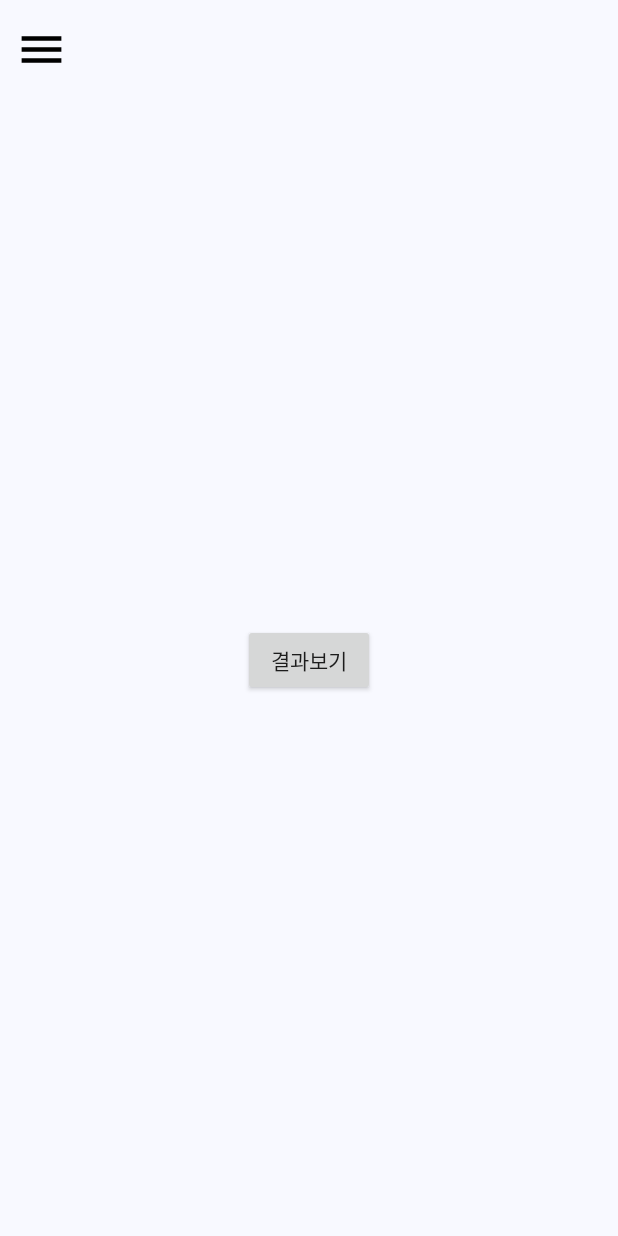
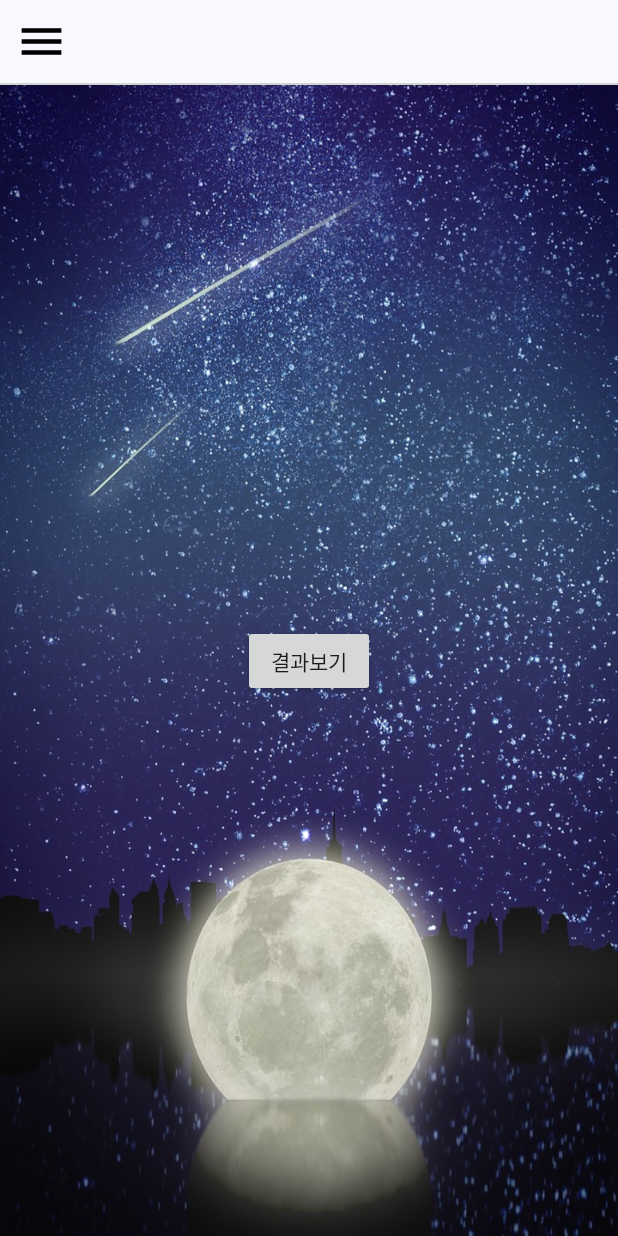
Before and after one commit to kyuchanE/NewBlackOut, an Android app: the screen it shows after launch (MainActivity), after a tap on "시작", on a phone screen of 412 x 824 dp. Run offline under Robolectric (Android 15) with nearby library versions, the phone set to English and light mode, and no system bars.

Commit message:
color
color

```diff
--- a/NewBlackOut/app/src/main/java/com/androidtown/blackout/GpsInfo.java
+++ b/NewBlackOut/app/src/main/java/com/androidtown/blackout/GpsInfo.java
@@ -13,7 +13,6 @@ import android.graphics.BitmapFactory;
 import android.location.Location;
 import android.location.LocationListener;
 import android.location.LocationManager;
-import android.media.MediaPlayer;
 import android.os.Binder;
 import android.os.Build;
 import android.os.Bundle;
@@ -42,8 +41,6 @@ public class GpsInfo extends Service implements LocationListener {
 
     ArrayList<String> listLat;
     ArrayList<String> listLng;
-
-    MediaPlayer mp;
 
     NotificationManager notifManager;
     String channelld = "BO channel";
@@ -82,8 +79,7 @@ public class GpsInfo extends Service implements LocationListener {
         getLocation();
 
         Log.d("test", "서비스의 onCreate");
-        mp = MediaPlayer.create(this, R.raw.chacha);
-        mp.setLooping(true);
+
     }
 
     public Location getLocation() {
@@ -202,7 +198,6 @@ public class GpsInfo extends Service implements LocationListener {
     @Override
     public int onStartCommand(Intent intent, int flags, int startId) {
         Log.d("test", "서비스의 onStratCommand");
-        mp.start();
 
         //startForeground(1, new Notification());
 
@@ -216,7 +211,7 @@ public class GpsInfo extends Service implements LocationListener {
         super.onDestroy();
         Log.d("test", "서비스의 onDestroy");
         stopUsingGPS();
-        mp.stop();
+
         Intent intent = new Intent(getApplicationContext(), ResultActivity.class);
         intent.putStringArrayListExtra("lat", listLat);
         intent.putStringArrayListExtra("lng", listLng);
--- a/NewBlackOut/app/src/main/java/com/androidtown/blackout/MainActivity.java
+++ b/NewBlackOut/app/src/main/java/com/androidtown/blackout/MainActivity.java
@@ -12,9 +12,11 @@ import android.content.ServiceConnection;
 import android.content.pm.PackageManager;
 import android.database.Cursor;
 import android.database.sqlite.SQLiteDatabase;
+import android.graphics.drawable.Drawable;
 import android.os.Build;
 import android.os.Bundle;
 import android.os.IBinder;
+import android.support.constraint.ConstraintLayout;
 import android.support.v4.app.ActivityCompat;
 import android.support.v4.content.ContextCompat;
 import android.support.v7.app.AppCompatActivity;
@@ -40,6 +42,8 @@ public class MainActivity extends AppCompatActivity {
 
     int bNum;
 
+    ConstraintLayout main;
+
     @Override
     protected void onCreate(Bundle savedInstanceState) {
         super.onCreate(savedInstanceState);
@@ -54,6 +58,8 @@ public class MainActivity extends AppCompatActivity {
         myDBHelper = new MyDBHelper(this);
 
         btnStart = findViewById(R.id.btnStart);
+
+        main = findViewById(R.id.main);
 
         changeButton(getButtonDB());
 
@@ -75,7 +81,6 @@ public class MainActivity extends AppCompatActivity {
         btnStart.setOnClickListener(new View.OnClickListener() {
             @Override
             public void onClick(View view) {
-
                 Intent intent = getIntent();
                 finish();
                 startActivity(intent);
@@ -131,6 +136,7 @@ public class MainActivity extends AppCompatActivity {
 
 
 
+
                     }else{
                         Log.d("test", "결과 화면 버튼");
 
@@ -151,6 +157,17 @@ public class MainActivity extends AppCompatActivity {
         toolbar.setToolbar();
     }
 
+    @Override
+    protected void onResume() {
+        super.onResume();
+        if(getButtonDB() == 0){
+
+        }else{
+            Drawable drawable = getResources().getDrawable(R.drawable.moon);
+            main.setBackground(drawable);
+
+        }
+    }
 
     public boolean isServiceRunningCheck(){
         ActivityManager manager = (ActivityManager) this.getSystemService(Activity.ACTIVITY_SERVICE);
--- a/NewBlackOut/app/src/main/res/layout/activity_main.xml
+++ b/NewBlackOut/app/src/main/res/layout/activity_main.xml
@@ -9,6 +9,7 @@
     >
 
     <android.support.constraint.ConstraintLayout
+        android:id="@+id/main"
         android:layout_width="match_parent"
         android:layout_height="match_parent"
         android:background="@color/Ivory"
--- a/NewBlackOut/app/src/main/res/layout/toolbar.xml
+++ b/NewBlackOut/app/src/main/res/layout/toolbar.xml
@@ -6,11 +6,21 @@
     android:layout_height="56dp"
     app:contentInsetStart="0dp"
     android:id="@+id/tbMainbar"
+    android:background="@color/Ivory"
     >
 
     <android.support.constraint.ConstraintLayout
         android:layout_width="match_parent"
         android:layout_height="match_parent">
+
+        <android.support.constraint.ConstraintLayout
+            android:id="@+id/toolMenu"
+            android:layout_width="match_parent"
+            android:layout_height="match_parent"
+            android:paddingBottom="10dp"
+            app:layout_constraintTop_toTopOf="parent"
+            app:layout_constraintLeft_toLeftOf="parent"
+            app:layout_constraintBottom_toTopOf="@+id/viewLIne">
 
             <ImageView
                 android:id="@+id/btnToolMenu"
@@ -50,8 +60,19 @@
                 android:visibility="invisible"
                 />
 
+        </android.support.constraint.ConstraintLayout>
+
+        <View
+            android:id="@+id/viewLIne"
+            android:background="@color/lightgray"
+            android:layout_width="match_parent"
+            android:layout_height="1dp"
+            app:layout_constraintTop_toBottomOf="@+id/toolMenu"
+            app:layout_constraintLeft_toLeftOf="parent"
+            app:layout_constraintBottom_toBottomOf="parent"/>
 
 
     </android.support.constraint.ConstraintLayout>
 
+
 </android.support.v7.widget.Toolbar>
--- a/NewBlackOut/app/src/main/res/values/colors.xml
+++ b/NewBlackOut/app/src/main/res/values/colors.xml
@@ -9,4 +9,5 @@
     <color name="LightSlateGray">#FF778899</color>
     <color name="DimGray">#FF696969</color>
     <color name="Ivory">#FFF8F9FF</color>
+    <color name="lightgray">#D3D3D3</color>
 </resources>
--- a/NewBlackOut/app/src/main/res/values/styles.xml
+++ b/NewBlackOut/app/src/main/res/values/styles.xml
@@ -3,11 +3,11 @@
     <!-- Base application theme. -->
     <style name="AppTheme" parent="Theme.AppCompat.Light.DarkActionBar">
         <!-- Customize your theme here. -->
-        <item name="colorPrimary">@color/colorPrimary</item>
-        <item name="colorPrimaryDark">@color/colorPrimaryDark</item>
+        <item name="colorPrimary">@color/LightSlateGray</item>
+        <item name="colorPrimaryDark">@color/lightgray</item>
         <item name="colorAccent">@color/colorAccent</item>
         <item name="windowNoTitle">true</item>
-        <item name="android:windowFullscreen">true</item>
+
     </style>
 
     <style name="SplashTheme"
```
Also changed, not shown: NewBlackOut/app/src/main/res/drawable/moon.jpg (added), NewBlackOut/app/src/main/res/drawable/moon1.png (added). Lines whose indentation alone changed are shown as unchanged.
